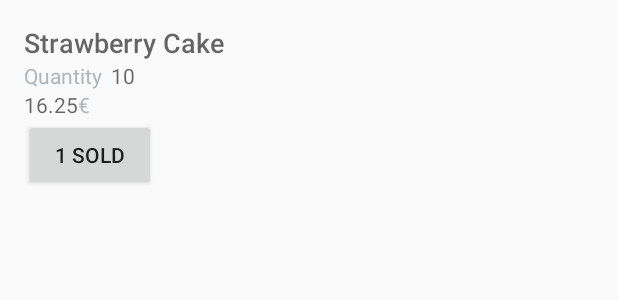
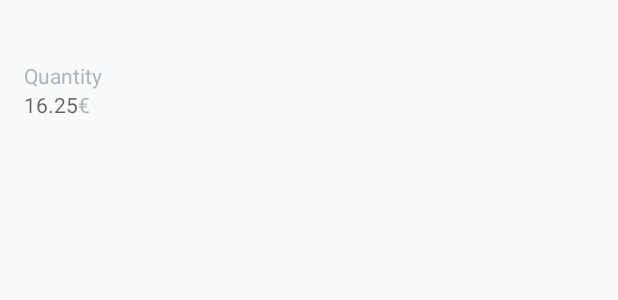
Before and after one commit to Riyokosan/InventoryApp, an Android app: the layout list_item.xml on its own in the app's theme, with its tools: preview values and no code run, on a phone screen of 412 x 824 dp. Shown: the top 300 px of the screen. Run offline under Robolectric (Android 15) with nearby library versions, the phone set to English and light mode, and no system bars.

Commit message:
Version 0.7

```diff
--- a/app/src/main/java/com/example/android/inventoryapp/EditorActivity.java
+++ b/app/src/main/java/com/example/android/inventoryapp/EditorActivity.java
@@ -267,6 +267,7 @@ public class EditorActivity extends AppCompatActivity implements
             case R.id.action_delete:
                 // Pop up confirmation dialog for deletion
                 showDeleteConfirmationDialog();
+                break;
                 // Respond to a click on the "Up" arrow button in the app bar
             case android.R.id.home:
                 // If the item hasn't changed, continue with navigating up to parent activity
@@ -412,14 +413,14 @@ public class EditorActivity extends AppCompatActivity implements
         builder.setMessage(R.string.delete_dialog_msg);
         builder.setPositiveButton(R.string.delete, new DialogInterface.OnClickListener() {
             public void onClick(DialogInterface dialog, int id) {
-                // User clicked the "Delete" button, so delete the item.
+                // User clicked the "Delete" button, so delete the pet.
                 deleteItem();
             }
         });
         builder.setNegativeButton(R.string.cancel, new DialogInterface.OnClickListener() {
             public void onClick(DialogInterface dialog, int id) {
                 // User clicked the "Cancel" button, so dismiss the dialog
-                // and continue editing the item.
+                // and continue editing the pet.
                 if (dialog != null) {
                     dialog.dismiss();
                 }
@@ -427,8 +428,8 @@ public class EditorActivity extends AppCompatActivity implements
         });
 
         // Create and show the AlertDialog
-        AlertDialog alertDialog = builder.create();
-        alertDialog.show();
+        AlertDialog dialog = builder.create();
+        dialog.show();
     }
 
     /**
--- a/app/src/main/res/layout/list_item.xml
+++ b/app/src/main/res/layout/list_item.xml
@@ -1,6 +1,5 @@
 <?xml version="1.0" encoding="utf-8"?>
-<RelativeLayout
-    xmlns:android="http://schemas.android.com/apk/res/android"
+<RelativeLayout xmlns:android="http://schemas.android.com/apk/res/android"
     android:layout_width="match_parent"
     android:layout_height="wrap_content"
     android:orientation="vertical"
@@ -8,44 +7,42 @@
 
     <TextView
         android:id="@+id/name"
-        style="@style/ItemName"
-        android:hint="Strawberry Cake"/>
+        style="@style/ItemName" />
 
     <TextView
         android:id="@+id/quantity_name"
         style="@style/ItemDescription"
+        android:layout_alignParentStart="true"
         android:layout_below="@id/name"
-        android:layout_alignParentStart="true"
-        android:text="@string/hint_item_quantity"
-        android:layout_marginRight="@dimen/text_margin"/>
+        android:layout_marginRight="@dimen/text_margin"
+        android:text="@string/hint_item_quantity" />
 
     <TextView
         android:id="@+id/quantity"
         style="@style/ItemDescription"
         android:layout_below="@id/name"
-        android:layout_toEndOf="@id/quantity_name"
-        android:hint="10"/>
+        android:layout_toEndOf="@id/quantity_name" />
 
     <TextView
         android:id="@+id/price"
         style="@style/ItemDescription"
         android:layout_alignParentStart="true"
         android:layout_below="@id/quantity_name"
-        android:hint="16.25"/>
+        android:hint="16.25" />
 
     <TextView
         android:id="@+id/price_symbol"
         style="@style/ItemDescription"
+        android:layout_below="@id/quantity_name"
         android:layout_toEndOf="@id/price"
-        android:layout_below="@id/quantity_name"
-        android:text="@string/unit_item_price"/>
+        android:text="@string/unit_item_price" />
 
-    <Button
-        android:layout_width="wrap_content"
-        android:layout_height="wrap_content"
-        android:text="@string/one_item_sold"
-        android:onClick="sold"
-        android:layout_below="@id/price"
-        android:layout_alignParentStart="true"/>
+    <!--<Button-->
+        <!--android:layout_width="wrap_content"-->
+        <!--android:layout_height="wrap_content"-->
+        <!--android:text="@string/one_item_sold"-->
+        <!--android:onClick="sold"-->
+        <!--android:layout_below="@id/price"-->
+        <!--android:layout_alignParentStart="true"/>-->
 
 </RelativeLayout>
```
